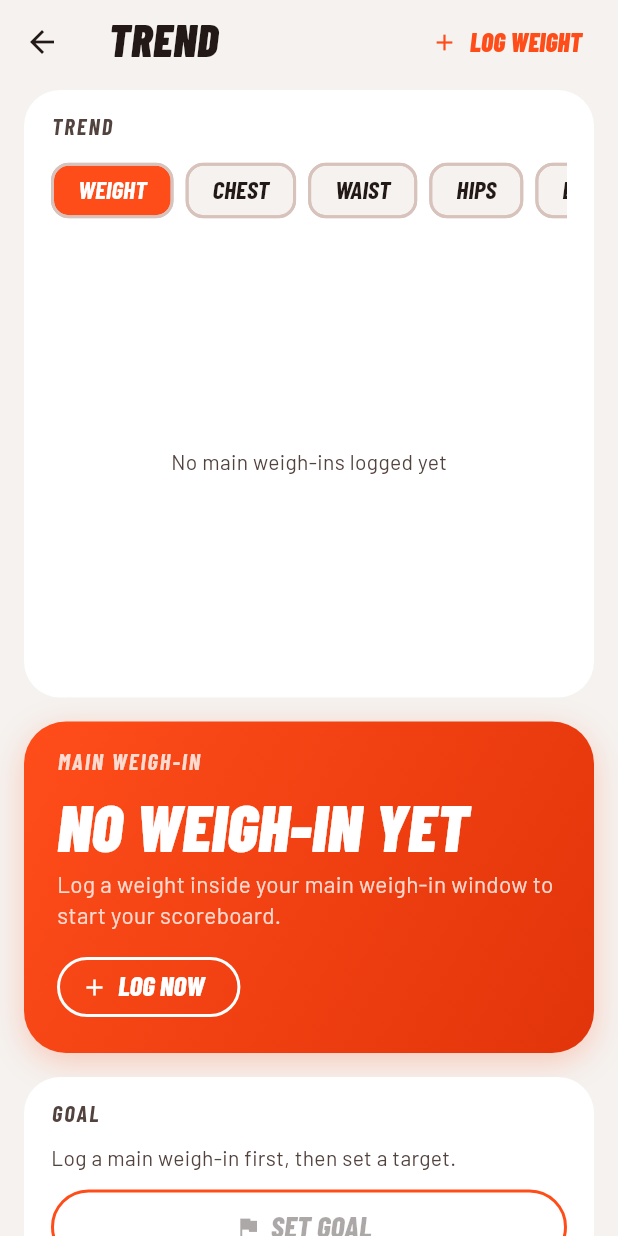
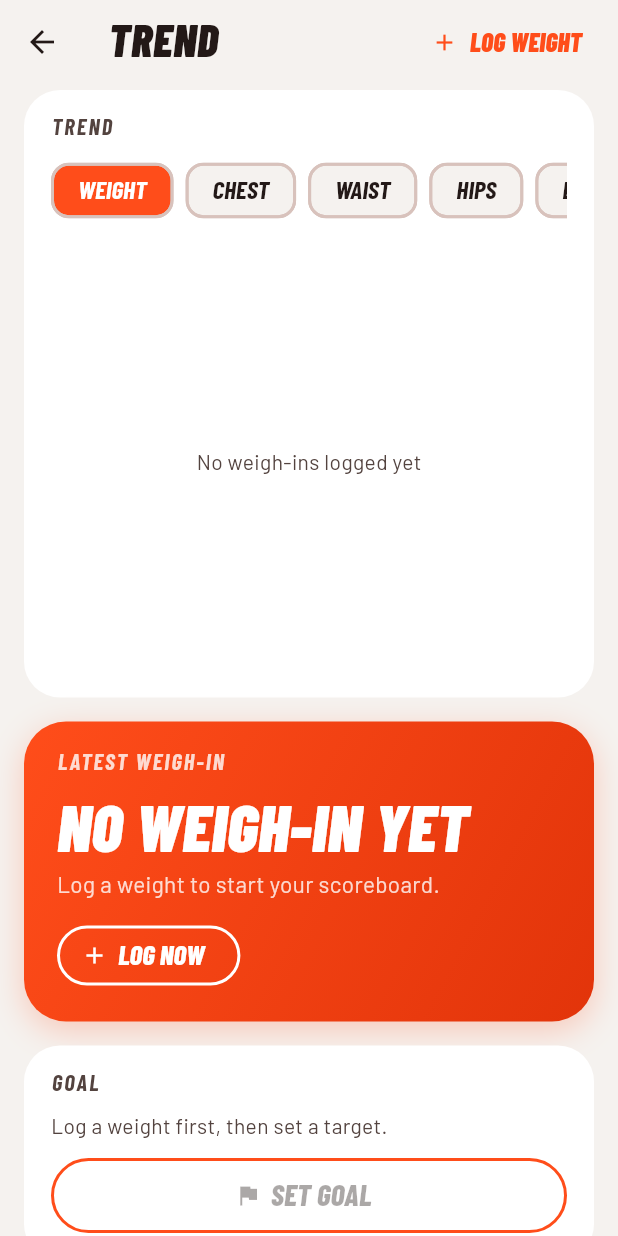
Before and after one commit to infinityladder/weight_tracker, a Flutter app: the screen it shows after launch, item 2 of the bottom bar chosen, on a phone screen of 412 x 824 dp. Run offline on Flutter 3.47's test engine with Material 3 defaults, Android fonts, the phone set to English and light mode, and no system bars; our stand-ins replace file_picker, fl_chart, flutter_riverpod, sqflite; accounts and stored records are empty.

Commit message:
Remove the main weigh-in window: weights count at any time of day
Each day's weight is the last one logged that day. The window setting,
the in/out-of-window hints, notes styling, today's notes and the CSV
main_weigh_in column are gone (old CSVs with that column still import).

Co-Authored-By: Claude Opus 5.5 <noreply@anthropic.com>

```diff
--- a/lib/csv_import.dart
+++ b/lib/csv_import.dart
@@ -47,8 +47,7 @@ String decodeCsvBytes(List<int> b) {
 /// Reads a CSV in the format [buildCsv] writes: date, optional time, an
 /// optional weight column ("weight_kg" / "weight_lb") and one column per
 /// measurement ("Waist (cm)", "Waist (in)" or just "Waist"), matched to
-/// [fields] by name. The main_weigh_in column is ignored; it's worked out
-/// from the time.
+/// [fields] by name. A main_weigh_in column (from older exports) is ignored.
 CsvImport parseCsvImport(String text, List<MeasureField> fields) {
   text = text.replaceFirst('﻿', '');
   // Excel in many regions saves with ";" (or tabs) instead of commas.
--- a/lib/models.dart
+++ b/lib/models.dart
@@ -8,35 +8,6 @@ String hhmm(int minutes) =>
     '${(minutes ~/ 60).toString().padLeft(2, '0')}:${(minutes % 60).toString().padLeft(2, '0')}';
 
 int minutesOf(DateTime t) => t.hour * 60 + t.minute;
-
-/// Time of day range whose weights count as the main record. Inclusive at both
-/// ends; may wrap past midnight (e.g. 22:00–02:00).
-class WeighWindow {
-  const WeighWindow(this.start, this.end);
-
-  static const defaultWindow = WeighWindow(6 * 60, 10 * 60);
-
-  final int start;
-  final int end;
-
-  bool contains(int minutes) =>
-      start <= end ? minutes >= start && minutes <= end : minutes >= start || minutes <= end;
-
-  String encode() => '$start-$end';
-
-  static WeighWindow decode(String? s) {
-    final parts = s?.split('-');
-    if (parts == null || parts.length != 2) return defaultWindow;
-    final a = int.tryParse(parts[0]), b = int.tryParse(parts[1]);
-    return a == null || b == null ? defaultWindow : WeighWindow(a, b);
-  }
-
-  @override
-  bool operator ==(Object other) => other is WeighWindow && other.start == start && other.end == end;
-
-  @override
-  int get hashCode => Object.hash(start, end);
-}
 
 class Entry {
   const Entry({
@@ -101,7 +72,7 @@ class Goal {
   final double targetWeightKg;
   final DateTime targetDate;
 
-  /// Latest main weigh-in at the time the goal was set.
+  /// Latest weigh-in at the time the goal was set.
   final double startWeightKg;
 
   Map<String, Object> toJson() => {
--- a/lib/screens/history_screen.dart
+++ b/lib/screens/history_screen.dart
@@ -131,7 +131,6 @@ class _EntryTile extends StatelessWidget {
     final u = data.units;
     final e = entry;
     final muted = scheme.onSurfaceVariant;
-    final main = data.isMain(e);
     final measures = [
       for (final f in data.fields)
         if (e.measurements[f.key] != null) '${f.label} ${u.fmtLength(e.measurements[f.key]!)}',
@@ -154,12 +153,11 @@ class _EntryTile extends StatelessWidget {
                     Container(
                       padding: const EdgeInsets.symmetric(horizontal: 8, vertical: 2),
                       decoration: BoxDecoration(
-                        color: main ? brandOrange : scheme.surfaceContainerHighest,
+                        color: scheme.surfaceContainerHighest,
                         borderRadius: BorderRadius.circular(6),
                       ),
-                      child: Text(
-                          main ? '${timeLabel(context, e.minutes)} · MAIN' : timeLabel(context, e.minutes),
-                          style: display(13, weight: FontWeight.w700, color: main ? Colors.white : muted)),
+                      child: Text(timeLabel(context, e.minutes),
+                          style: display(13, weight: FontWeight.w700, color: muted)),
                     ),
                     if (measures.isNotEmpty) ...[
                       const SizedBox(height: 6),
@@ -178,9 +176,8 @@ class _EntryTile extends StatelessWidget {
                         TextSpan(text: u.fmtWeight(e.weightKg!)),
                         TextSpan(text: ' ${u.weight}', style: display(16, color: muted)),
                       ]),
-                      style: display(34, color: main ? null : muted.withValues(alpha: 0.7)),
+                      style: display(34),
                     ),
-                    if (!main) Text('note', style: TextStyle(fontSize: 12, color: muted)),
                   ],
                 ),
             ],
--- a/lib/screens/log_screen.dart
+++ b/lib/screens/log_screen.dart
@@ -143,9 +143,7 @@ class _LogScreenState extends ConsumerState<LogScreen> {
     final scheme = Theme.of(context).colorScheme;
     final clash = _clash(data);
     final updating = widget.editing != null || clash != null;
-    final inWindow = data.window.contains(_minutes);
     final fields = data.visibleFields;
-    final windowText = '${timeLabel(context, data.window.start)}–${timeLabel(context, data.window.end)}';
 
     return ListView(
       padding: readablePadding(context),
@@ -176,23 +174,6 @@ class _LogScreenState extends ConsumerState<LogScreen> {
                   child: Text(timeLabel(context, _minutes),
                       maxLines: 1, style: display(24, weight: FontWeight.w800)),
                 ),
-              ),
-            ),
-          ],
-        ),
-        const SizedBox(height: 10),
-        Row(
-          children: [
-            Icon(inWindow ? Icons.star : Icons.sticky_note_2_outlined,
-                size: 20, color: inWindow ? brandOrange : scheme.onSurfaceVariant),
-            const SizedBox(width: 6),
-            Expanded(
-              child: Text(
-                inWindow
-                    ? 'Main weigh-in window ($windowText)'
-                    : 'Outside main window ($windowText) – weight is saved as a note',
-                style: TextStyle(
-                    color: inWindow ? brandOrange : scheme.onSurfaceVariant, fontWeight: FontWeight.w600),
               ),
             ),
           ],
--- a/lib/screens/quick_entry_sheet.dart
+++ b/lib/screens/quick_entry_sheet.dart
@@ -89,7 +89,6 @@ class _WeightSheetState extends ConsumerState<_WeightSheet> {
     final u = data.units;
     final scheme = Theme.of(context).colorScheme;
     final last = data.latestMain?.weightKg;
-    final inWindow = data.window.contains(_minutes);
 
     return Padding(
       padding: EdgeInsets.fromLTRB(
@@ -142,12 +141,6 @@ class _WeightSheetState extends ConsumerState<_WeightSheet> {
               ),
             ],
           ),
-          const SizedBox(height: 8),
-          Text(
-            inWindow ? 'Main weigh-in' : 'Outside main window – saved as a note',
-            textAlign: TextAlign.center,
-            style: TextStyle(color: inWindow ? brandOrange : scheme.onSurfaceVariant, fontWeight: FontWeight.w600),
-          ),
           const SizedBox(height: 18),
           FilledButton(onPressed: _save, child: const Text('SAVE')),
         ],
--- a/lib/screens/start_sheet.dart
+++ b/lib/screens/start_sheet.dart
@@ -6,7 +6,7 @@ import '../models.dart';
 import '../state.dart';
 import '../theme.dart';
 
-/// Calendar of main weigh-ins; the chosen day becomes the starting point for
+/// Calendar of weigh-ins; the chosen day becomes the starting point for
 /// "since start" and the goal. Does nothing when there are no weigh-ins.
 Future<void> showStartSheet(BuildContext context) async {
   final container = ProviderScope.containerOf(context, listen: false);
--- a/lib/screens/trend_screen.dart
+++ b/lib/screens/trend_screen.dart
@@ -56,7 +56,6 @@ class _TrendScreenState extends ConsumerState<TrendScreen> {
           const SizedBox(height: 16),
           if (field == null) ...[
             Scoreboard(data: data, onLog: () => showQuickEntry(context)),
-            TodaysNotes(data: data),
             const SizedBox(height: 16),
             GoalCard(data: data),
             const SizedBox(height: 16),
@@ -203,7 +202,7 @@ class StatsCard extends StatelessWidget {
         crossAxisAlignment: CrossAxisAlignment.stretch,
         children: [
           if (weights.isEmpty)
-            Text('No main weigh-ins yet', style: TextStyle(color: muted))
+            Text('No weigh-ins yet', style: TextStyle(color: muted))
           else
             Row(
               children: [
@@ -268,12 +267,12 @@ class Scoreboard extends StatelessWidget {
           ? Column(
               crossAxisAlignment: CrossAxisAlignment.start,
               children: [
-                Text('MAIN WEIGH-IN', style: label(context, color: white70)),
+                Text('LATEST WEIGH-IN', style: label(context, color: white70)),
                 const SizedBox(height: 14),
                 Text('NO WEIGH-IN YET', style: display(44, color: Colors.white)),
                 const SizedBox(height: 6),
                 Text(
-                  'Log a weight inside your main weigh-in window to start your scoreboard.',
+                  'Log a weight to start your scoreboard.',
                   style: TextStyle(color: white70, fontSize: 15),
                 ),
                 const SizedBox(height: 14),
@@ -295,7 +294,7 @@ class Scoreboard extends StatelessWidget {
                 Row(
                   children: [
                     Expanded(
-                      child: Text('MAIN WEIGH-IN', style: label(context, color: white70)),
+                      child: Text('LATEST WEIGH-IN', style: label(context, color: white70)),
                     ),
                     Text(
                       '${DateFormat('EEE d MMM').format(latest.date)}  ${timeLabel(context, latest.minutes)}'
@@ -370,36 +369,6 @@ class _ChangePill extends StatelessWidget {
   }
 }
 
-class TodaysNotes extends StatelessWidget {
-  const TodaysNotes({super.key, required this.data});
-
-  final AppData data;
-
-  @override
-  Widget build(BuildContext context) {
-    final notes = data.notesFor(DateTime.now());
-    if (notes.isEmpty) return const SizedBox.shrink();
-    final muted = Theme.of(context).colorScheme.onSurfaceVariant;
-    return Padding(
-      padding: const EdgeInsets.fromLTRB(6, 12, 6, 0),
-      child: Column(
-        crossAxisAlignment: CrossAxisAlignment.start,
-        children: [
-          Text("TODAY'S NOTES", style: label(context)),
-          const SizedBox(height: 4),
-          Text(
-            [
-              for (final n in notes)
-                '${timeLabel(context, n.minutes)}  ${data.units.fmtWeight(n.weightKg!)} ${data.units.weight}',
-            ].join('   ·   '),
-            style: TextStyle(color: muted, fontWeight: FontWeight.w600),
-          ),
-        ],
-      ),
-    );
-  }
-}
-
 class GoalCard extends StatelessWidget {
   const GoalCard({super.key, required this.data});
 
@@ -419,7 +388,7 @@ class GoalCard extends StatelessWidget {
           children: [
             Text(
               data.latestMain == null
-                  ? 'Log a main weigh-in first, then set a target.'
+                  ? 'Log a weight first, then set a target.'
                   : 'Set a target weight and date to track your progress.',
               style: TextStyle(color: Theme.of(context).colorScheme.onSurfaceVariant),
             ),
@@ -606,7 +575,7 @@ class TrendCard extends StatelessWidget {
     final fields = data.visibleFields;
     final isWeight = metric == 'weight';
 
-    // One point per date, oldest first. Weight: main weigh-ins only.
+    // One point per date, oldest first. Weight: the day's last weigh-in.
     // Measurements: the earliest entry that has a value that day.
     final byDate = <DateTime, double>{};
     for (final e in data.entries.reversed) {
@@ -655,7 +624,7 @@ class TrendCard extends StatelessWidget {
             child: byDate.isEmpty
                 ? Center(
                     child: Text(
-                      'No ${isWeight ? 'main weigh-ins' : data.labelFor(metric).toLowerCase()} logged yet',
+                      'No ${isWeight ? 'weigh-ins' : data.labelFor(metric).toLowerCase()} logged yet',
                       style: TextStyle(color: Theme.of(context).colorScheme.onSurfaceVariant),
                     ),
                   )
--- a/lib/state.dart
+++ b/lib/state.dart
@@ -13,7 +13,6 @@ class AppData {
     required this.fields,
     required this.goal,
     required this.unitSystem,
-    this.window = WeighWindow.defaultWindow,
     this.startDate,
     this.body = BodyType.male,
     this.skinTone = SkinTone.light,
@@ -27,9 +26,6 @@ class AppData {
   final List<MeasureField> fields;
   final Goal? goal;
   final UnitSystem unitSystem;
-
-  /// Weights logged inside this window are the main record.
-  final WeighWindow window;
 
   /// Chosen starting point for "since start" and goals; null = first weigh-in.
   final DateTime? startDate;
@@ -52,7 +48,7 @@ class AppData {
   /// Analyses switched on for the Health screen.
   final Set<HealthAnalysis> healthShown;
 
-  /// BMI from the latest main weigh-in; null without a height or weight.
+  /// BMI from the latest weigh-in; null without a height or weight.
   double? get latestBmi {
     final h = heightCm, w = latestMain?.weightKg;
     return h == null || w == null ? null : bmi(w, h);
@@ -77,15 +73,14 @@ class AppData {
   /// The standard measurements, shown or not, in body order.
   List<MeasureField> get standardFields => fields.where((f) => f.builtIn).toList();
 
-  /// The main record, newest first: per date, the earliest weight logged
-  /// inside the main window. Every other weight is a note.
+  /// One weight per date, newest first: the last one logged that day, at
+  /// any time of day.
   late final List<Entry> mainWeights = () {
     final seen = <DateTime>{};
-    final out = [
-      for (final e in entries.reversed)
-        if (e.weightKg != null && window.contains(e.minutes) && seen.add(e.date)) e,
+    return [
+      for (final e in entries)
+        if (e.weightKg != null && seen.add(e.date)) e,
     ];
-    return out.reversed.toList();
   }();
 
   late final Set<int?> _mainIds = {for (final e in mainWeights) e.id};
@@ -95,26 +90,19 @@ class AppData {
   Entry? get latestMain => mainWeights.firstOrNull;
   Entry? get firstMain => mainWeights.lastOrNull;
 
-  /// The starting weigh-in: the first main weigh-in on or after [startDate].
+  /// The starting weigh-in: the first weigh-in on or after [startDate].
   Entry? get startMain {
     final d = startDate;
     if (d == null) return firstMain;
     return mainWeights.reversed.where((e) => !e.date.isBefore(d)).firstOrNull ?? firstMain;
   }
 
-  /// Dates that have a main weigh-in.
+  /// Dates that have a weigh-in.
   late final Set<DateTime> mainDates = {for (final e in mainWeights) e.date};
 
   Entry? entryAt(DateTime date, int minutes) {
     final d = dateOnly(date);
     return entries.where((e) => e.date == d && e.minutes == minutes).firstOrNull;
-  }
-
-  /// Weights logged on [day] that aren't the main weigh-in, earliest first.
-  List<Entry> notesFor(DateTime day) {
-    final d = dateOnly(day);
-    return entries.where((e) => e.date == d && e.weightKg != null && !isMain(e)).toList()
-      ..sort((a, b) => a.minutes.compareTo(b.minutes));
   }
 
   GoalProgress? progress(DateTime today) {
@@ -156,13 +144,12 @@ class AppData {
     return logged.lastWhere((m) => !m.$1.isAfter(start), orElse: () => logged.first);
   }
 
-  AppData copyWith({UnitSystem? unitSystem, WeighWindow? window, BodyType? body, SkinTone? skinTone, double? Function()? heightCm, BmiRanges? bmiRanges, Set<HealthAnalysis>? healthShown}) =>
+  AppData copyWith({UnitSystem? unitSystem, BodyType? body, SkinTone? skinTone, double? Function()? heightCm, BmiRanges? bmiRanges, Set<HealthAnalysis>? healthShown}) =>
       AppData(
         entries: entries,
         fields: fields,
         goal: goal,
         unitSystem: unitSystem ?? this.unitSystem,
-        window: window ?? this.window,
         startDate: startDate,
         body: body ?? this.body,
         skinTone: skinTone ?? this.skinTone,
@@ -186,7 +173,6 @@ Future<AppData> loadAppData(BodyLogDb db) async {
     fields: await db.fields(),
     goal: goalJson == null ? null : Goal.fromJson(jsonDecode(goalJson) as Map<String, dynamic>),
     unitSystem: (await db.setting('units')) == 'imperial' ? UnitSystem.imperial : UnitSystem.metric,
-    window: WeighWindow.decode(await db.setting('window')),
   );
 }
 
@@ -217,11 +203,6 @@ class AppController extends Notifier<AppData> {
   Future<void> setUnits(UnitSystem system) async {
     state = state.copyWith(unitSystem: system);
     await _db.setSetting('units', system.name);
-  }
-
-  Future<void> setWindow(WeighWindow window) async {
-    state = state.copyWith(window: window);
-    await _db.setSetting('window', window.encode());
   }
 
   Future<void> setBody(BodyType body) async {
@@ -273,7 +254,6 @@ class AppController extends Notifier<AppData> {
       fields: state.fields,
       goal: g,
       unitSystem: state.unitSystem,
-      window: state.window,
       startDate: date,
       body: state.body,
       heightCm: state.heightCm,
@@ -288,7 +268,7 @@ class AppController extends Notifier<AppData> {
   }
 
   /// Keeps the original start weight when editing. A new goal starts from the
-  /// chosen start weigh-in, or the latest main weigh-in when none is chosen.
+  /// chosen start weigh-in, or the latest weigh-in when none is chosen.
   Future<void> setGoal(double targetKg, DateTime targetDate) async {
     final start = state.goal?.startWeightKg ??
         (state.startDate != null ? state.startMain : state.latestMain)?.weightKg;
@@ -348,7 +328,6 @@ String buildCsv(AppData data) {
   final header = [
     'date',
     'time',
-    'main_weigh_in',
     'weight_${u.weight}',
     for (final f in data.fields) '${f.label} (${u.length})',
   ];
@@ -358,7 +337,6 @@ String buildCsv(AppData data) {
       [
         dateKey(e.date),
         hhmm(e.minutes),
-        data.isMain(e) ? 'yes' : 'no',
         e.weightKg == null ? '' : u.fmtWeight(e.weightKg!),
         for (final f in data.fields)
           e.measurements[f.key] == null ? '' : u.fmtLength(e.measurements[f.key]!),
```
Also changed, not shown: lib/screens/settings_sheet.dart (+0 -36 lines), 1 other file.
